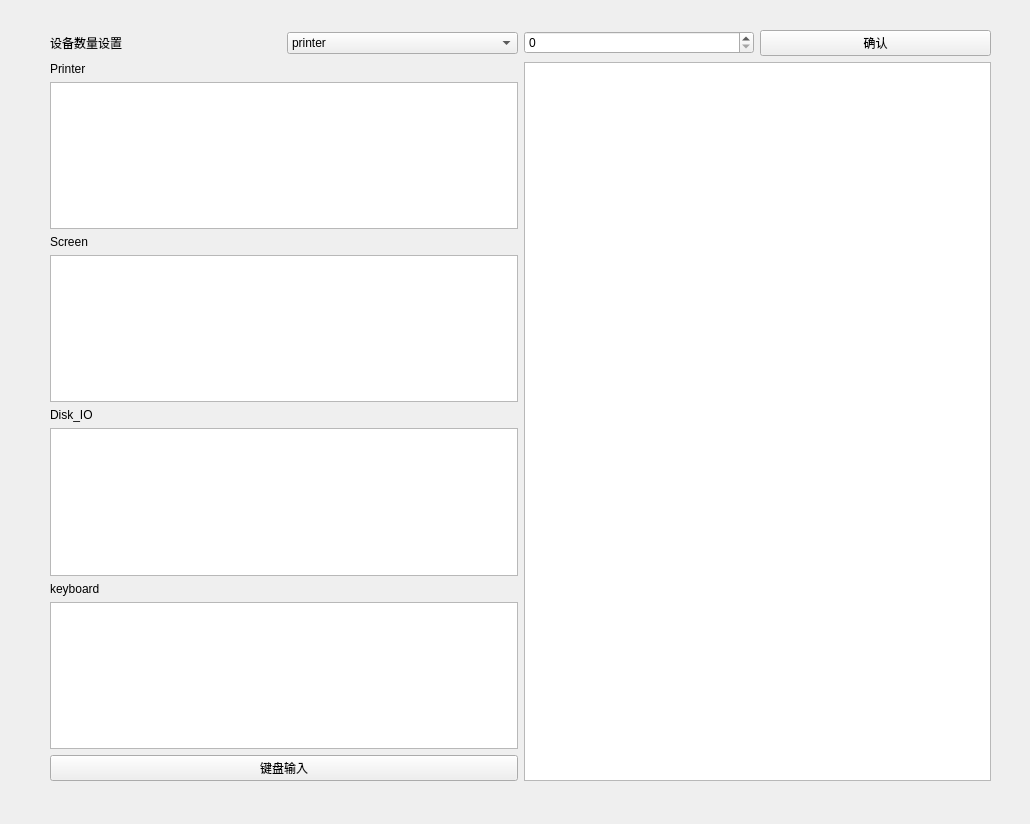
This is UI/IOui.ui in Fotiligner/OSproject as Qt 5 draws it before an edit. The edited form follows.
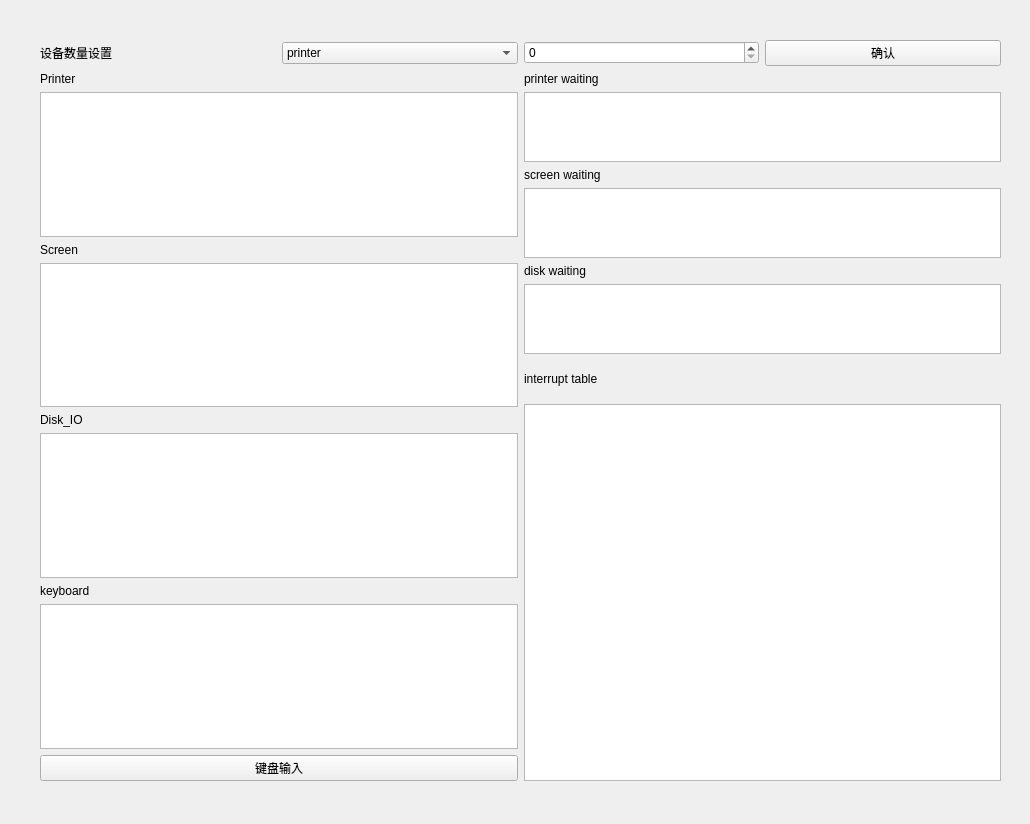
This is the edited form.

```diff
--- a/UI/IOui.ui
+++ b/UI/IOui.ui
@@ -16,10 +16,10 @@
   <widget class="QWidget" name="verticalLayoutWidget">
    <property name="geometry">
     <rect>
-     <x>50</x>
-     <y>30</y>
-     <width>941</width>
-     <height>751</height>
+     <x>40</x>
+     <y>40</y>
+     <width>961</width>
+     <height>741</height>
     </rect>
    </property>
    <layout class="QVBoxLayout" name="verticalLayout_3" stretch="3,0">
@@ -121,7 +121,52 @@
        </layout>
       </item>
       <item>
-       <widget class="QTableWidget" name="tableWidget_4"/>
+       <layout class="QVBoxLayout" name="verticalLayout_2" stretch="1,1,10">
+        <item>
+         <layout class="QVBoxLayout" name="verticalLayout_4" stretch="1,1,1,1,1,1">
+          <item>
+           <widget class="QLabel" name="label_6">
+            <property name="text">
+             <string>printer waiting</string>
+            </property>
+           </widget>
+          </item>
+          <item>
+           <widget class="QTextBrowser" name="textBrowser"/>
+          </item>
+          <item>
+           <widget class="QLabel" name="label_7">
+            <property name="text">
+             <string>screen waiting</string>
+            </property>
+           </widget>
+          </item>
+          <item>
+           <widget class="QTextBrowser" name="textBrowser_2"/>
+          </item>
+          <item>
+           <widget class="QLabel" name="label_8">
+            <property name="text">
+             <string>disk waiting</string>
+            </property>
+           </widget>
+          </item>
+          <item>
+           <widget class="QTextBrowser" name="textBrowser_3"/>
+          </item>
+         </layout>
+        </item>
+        <item>
+         <widget class="QLabel" name="label_9">
+          <property name="text">
+           <string>interrupt table</string>
+          </property>
+         </widget>
+        </item>
+        <item>
+         <widget class="QTableWidget" name="tableWidget_4"/>
+        </item>
+       </layout>
       </item>
      </layout>
     </item>
```
